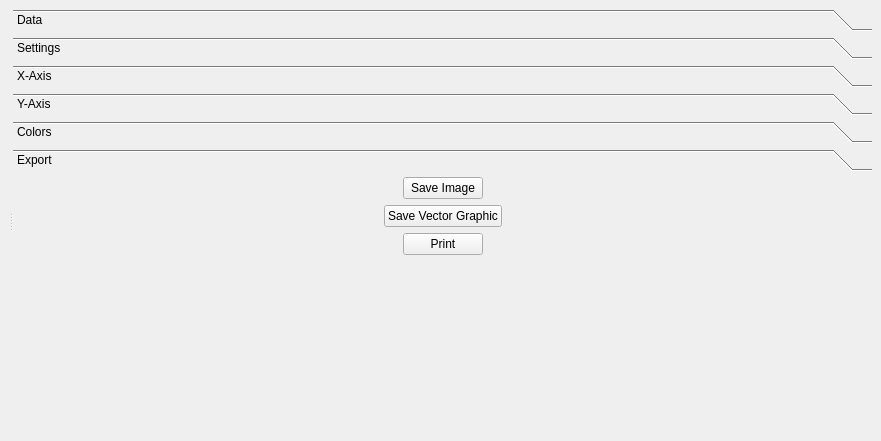
Before: the Qt Designer form plotwindow.ui in Rob0xFF/PhyxCalc, drawn with Qt 5.
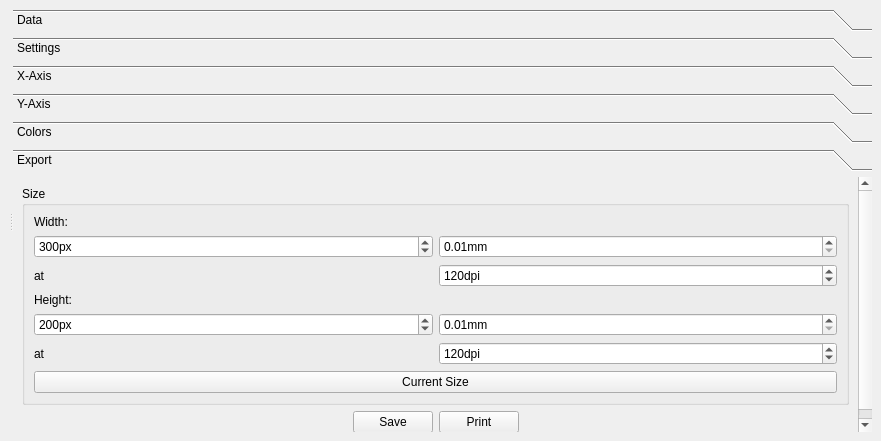
After: the same form once the commit is applied. The open tabs and pages were chosen to show the change. Custom widgets are drawn as their Qt base class.

What changed in the file:
```diff
--- a/plotwindow.ui
+++ b/plotwindow.ui
@@ -945,53 +945,163 @@
          <rect>
           <x>0</x>
           <y>0</y>
-          <width>424</width>
+          <width>761</width>
           <height>267</height>
          </rect>
         </property>
         <attribute name="label">
          <string>Export</string>
         </attribute>
-        <layout class="QVBoxLayout" name="verticalLayout_3">
-         <property name="margin">
-          <number>0</number>
-         </property>
+        <layout class="QVBoxLayout" name="verticalLayout_15">
          <item>
-          <layout class="QHBoxLayout" name="horizontalLayout_4">
-           <item>
-            <spacer name="horizontalSpacer_2">
-             <property name="orientation">
-              <enum>Qt::Horizontal</enum>
-             </property>
-             <property name="sizeHint" stdset="0">
-              <size>
-               <width>40</width>
-               <height>20</height>
-              </size>
-             </property>
-            </spacer>
-           </item>
-           <item>
-            <widget class="QPushButton" name="saveButton">
-             <property name="text">
-              <string>Save Image</string>
-             </property>
-            </widget>
-           </item>
-           <item>
-            <spacer name="horizontalSpacer">
-             <property name="orientation">
-              <enum>Qt::Horizontal</enum>
-             </property>
-             <property name="sizeHint" stdset="0">
-              <size>
-               <width>40</width>
-               <height>20</height>
-              </size>
-             </property>
-            </spacer>
-           </item>
-          </layout>
+          <widget class="QGroupBox" name="groupBox_3">
+           <property name="title">
+            <string>Size</string>
+           </property>
+           <layout class="QVBoxLayout" name="verticalLayout_3">
+            <item>
+             <widget class="QLabel" name="label">
+              <property name="text">
+               <string>Width:</string>
+              </property>
+             </widget>
+            </item>
+            <item>
+             <layout class="QHBoxLayout" name="horizontalLayout_22">
+              <item>
+               <widget class="QSpinBox" name="exportWidthSpin">
+                <property name="suffix">
+                 <string>px</string>
+                </property>
+                <property name="minimum">
+                 <number>1</number>
+                </property>
+                <property name="maximum">
+                 <number>999999</number>
+                </property>
+                <property name="value">
+                 <number>300</number>
+                </property>
+               </widget>
+              </item>
+              <item>
+               <widget class="QDoubleSpinBox" name="exportWidthMMSpin">
+                <property name="suffix">
+                 <string>mm</string>
+                </property>
+                <property name="minimum">
+                 <double>0.010000000000000</double>
+                </property>
+                <property name="maximum">
+                 <double>9999.000000000000000</double>
+                </property>
+               </widget>
+              </item>
+             </layout>
+            </item>
+            <item>
+             <layout class="QHBoxLayout" name="horizontalLayout_24">
+              <item>
+               <widget class="QLabel" name="label_6">
+                <property name="text">
+                 <string>at</string>
+                </property>
+               </widget>
+              </item>
+              <item>
+               <widget class="QSpinBox" name="exportDpiXSpin">
+                <property name="suffix">
+                 <string>dpi</string>
+                </property>
+                <property name="minimum">
+                 <number>1</number>
+                </property>
+                <property name="maximum">
+                 <number>9999999</number>
+                </property>
+                <property name="value">
+                 <number>120</number>
+                </property>
+               </widget>
+              </item>
+             </layout>
+            </item>
+            <item>
+             <widget class="QLabel" name="label_4">
+              <property name="text">
+               <string>Height:</string>
+              </property>
+             </widget>
+            </item>
+            <item>
+             <layout class="QHBoxLayout" name="horizontalLayout_23">
+              <item>
+               <widget class="QSpinBox" name="exportHeightSpin">
+                <property name="suffix">
+                 <string>px</string>
+                </property>
+                <property name="minimum">
+                 <number>1</number>
+                </property>
+                <property name="maximum">
+                 <number>999999</number>
+                </property>
+                <property name="value">
+                 <number>200</number>
+                </property>
+               </widget>
+              </item>
+              <item>
+               <widget class="QDoubleSpinBox" name="exportHeightMMSpin">
+                <property name="suffix">
+                 <string>mm</string>
+                </property>
+                <property name="minimum">
+                 <double>0.010000000000000</double>
+                </property>
+                <property name="maximum">
+                 <double>9999.000000000000000</double>
+                </property>
+               </widget>
+              </item>
+             </layout>
+            </item>
+            <item>
+             <layout class="QHBoxLayout" name="horizontalLayout_25">
+              <item>
+               <widget class="QLabel" name="label_7">
+                <property name="text">
+                 <string>at</string>
+                </property>
+               </widget>
+              </item>
+              <item>
+               <widget class="QSpinBox" name="exportDpiYSpin">
+                <property name="suffix">
+                 <string>dpi</string>
+                </property>
+                <property name="minimum">
+                 <number>1</number>
+                </property>
+                <property name="maximum">
+                 <number>9999999</number>
+                </property>
+                <property name="value">
+                 <number>120</number>
+                </property>
+               </widget>
+              </item>
+             </layout>
+            </item>
+            <item>
+             <widget class="QPushButton" name="exportCurrentButton">
+              <property name="text">
+               <string>Current Size</string>
+              </property>
+             </widget>
+            </item>
+           </layout>
+          </widget>
          </item>
          <item>
           <layout class="QHBoxLayout" name="horizontalLayout_7">
@@ -1011,39 +1121,9 @@
            <item>
             <widget class="QPushButton" name="saveButton_2">
              <property name="text">
-              <string>Save Vector Graphic</string>
+              <string>Save</string>
              </property>
             </widget>
-           </item>
-           <item>
-            <spacer name="horizontalSpacer_4">
-             <property name="orientation">
-              <enum>Qt::Horizontal</enum>
-             </property>
-             <property name="sizeHint" stdset="0">
-              <size>
-               <width>40</width>
-               <height>20</height>
-              </size>
-             </property>
-            </spacer>
-           </item>
-          </layout>
-         </item>
-         <item>
-          <layout class="QHBoxLayout" name="horizontalLayout_8">
-           <item>
-            <spacer name="horizontalSpacer_5">
-             <property name="orientation">
-              <enum>Qt::Horizontal</enum>
-             </property>
-             <property name="sizeHint" stdset="0">
-              <size>
-               <width>40</width>
-               <height>20</height>
-              </size>
-             </property>
-            </spacer>
            </item>
            <item>
             <widget class="QPushButton" name="printButton">
@@ -1053,7 +1133,7 @@
             </widget>
            </item>
            <item>
-            <spacer name="horizontalSpacer_6">
+            <spacer name="horizontalSpacer_4">
              <property name="orientation">
               <enum>Qt::Horizontal</enum>
              </property>
```
Left out of the diff: 26 changed lines with no effect on the pictures.
